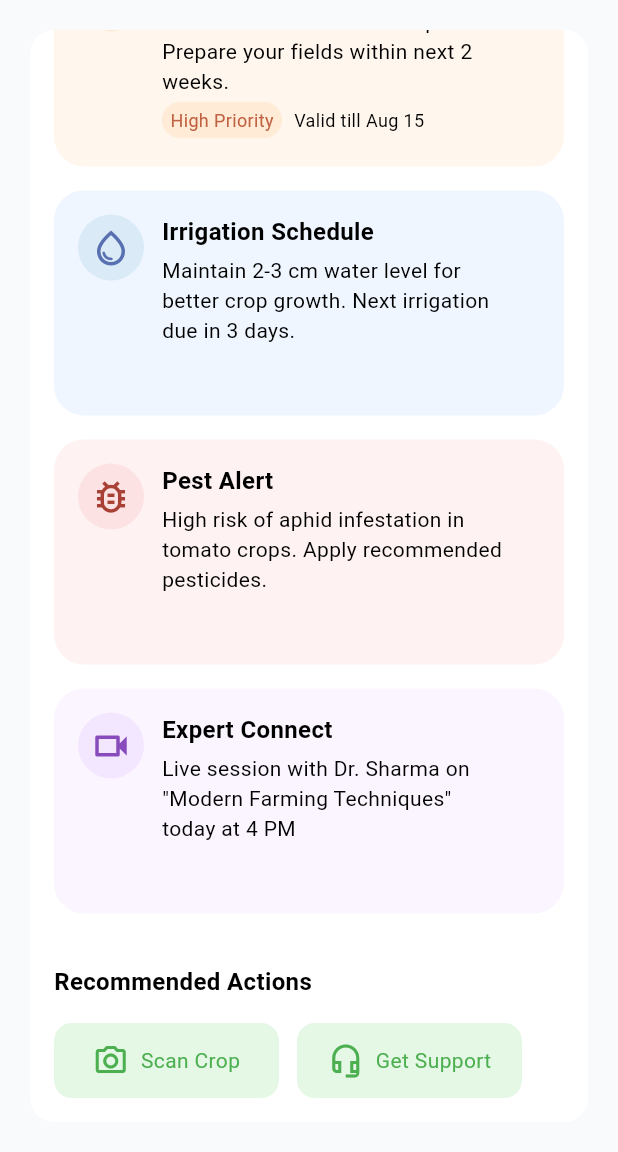
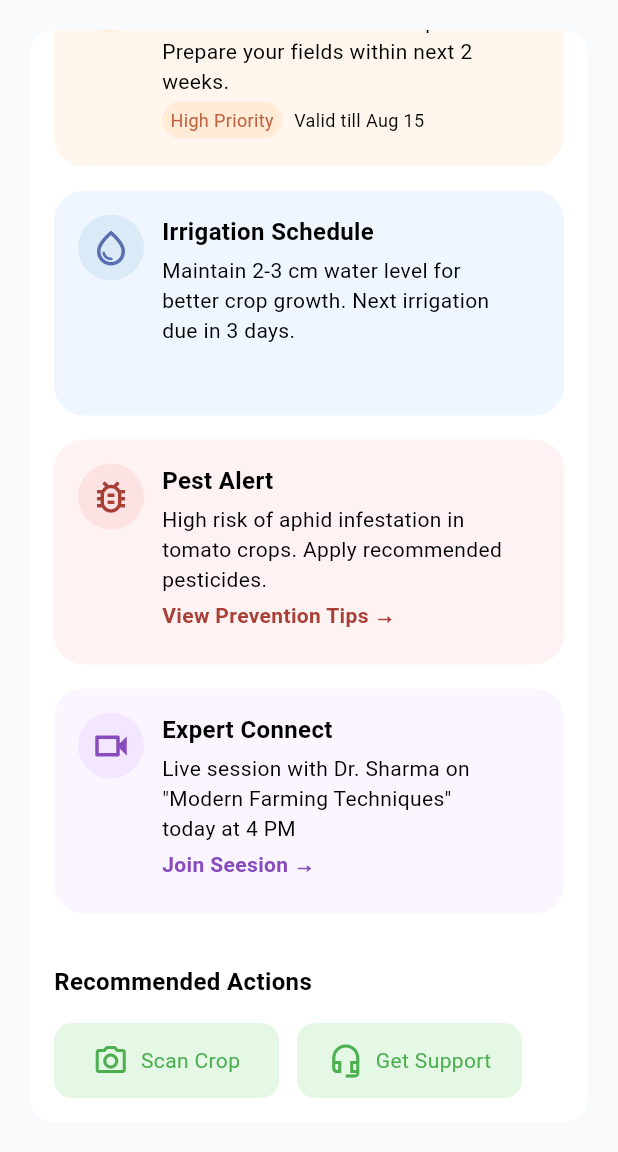
Before and after one commit to durgaprasad-4426/Flutter-projects, a Flutter app: the screen it shows after launch, scrolled down 296 dp, on a phone screen of 412 x 824 dp, the part 84-1236 px from its top. Run offline on Flutter 3.47's test engine with Material 3 defaults, Android fonts, the phone set to English and light mode, and no system bars; our stand-ins replace device_preview.

Commit message:
change in advise page

```diff
--- a/lib/advise.dart
+++ b/lib/advise.dart
@@ -164,7 +164,13 @@ class _AdvisePageState extends State<AdvisePage> {
                     Icons.bug_report_outlined,
                     'Pest Alert',
                     'High risk of aphid infestation in\ntomato crops. Apply recommended\npesticides.',
-                    Text(''),
+                    Text(
+                      'View Prevention Tips →',
+                      style: TextStyle(
+                        color: Color(0xFFa84035),
+                        fontWeight: FontWeight.bold,
+                      ),
+                    ),
                   ),
                   conR(
                     Color(0xFFfbf5ff),
@@ -173,7 +179,13 @@ class _AdvisePageState extends State<AdvisePage> {
                     Icons.videocam_outlined,
                     'Expert Connect',
                     'Live session with Dr. Sharma on\n"Modern Farming Techniques"\ntoday at 4 PM',
-                    Text(''),
+                    Text(
+                      'Join Seesion →',
+                      style: TextStyle(
+                        color: Color(0xFF874bbc),
+                        fontWeight: FontWeight.bold,
+                      ),
+                    ),
                   ),
                   SizedBox(height: 2),
                   Text(
```
